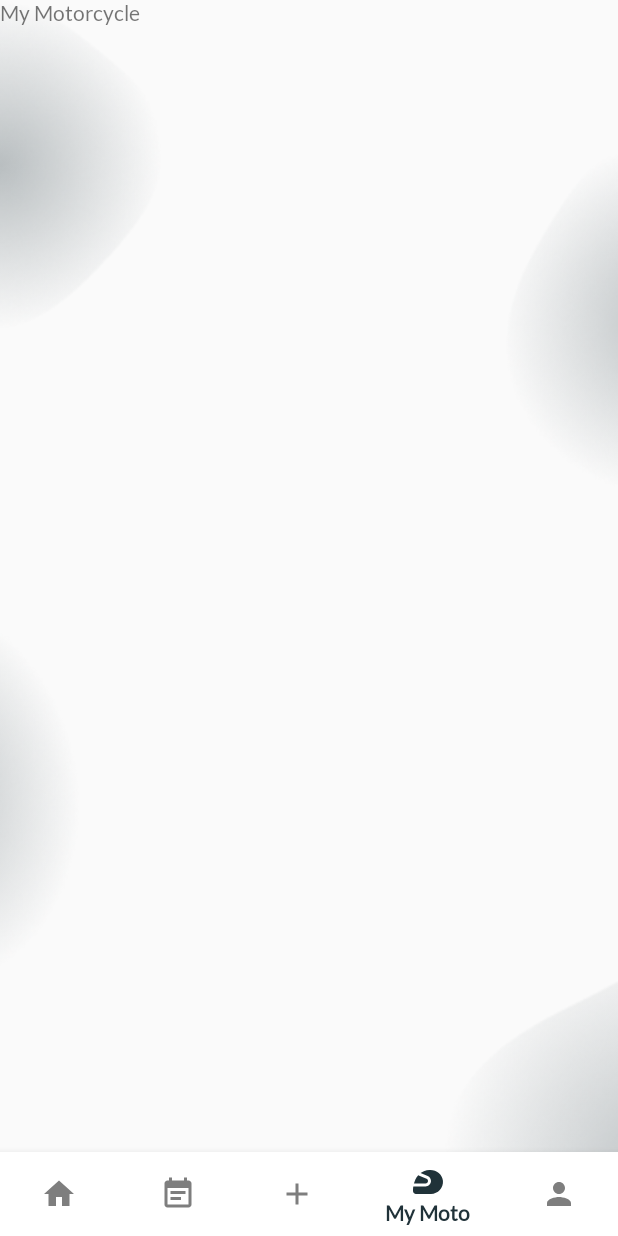
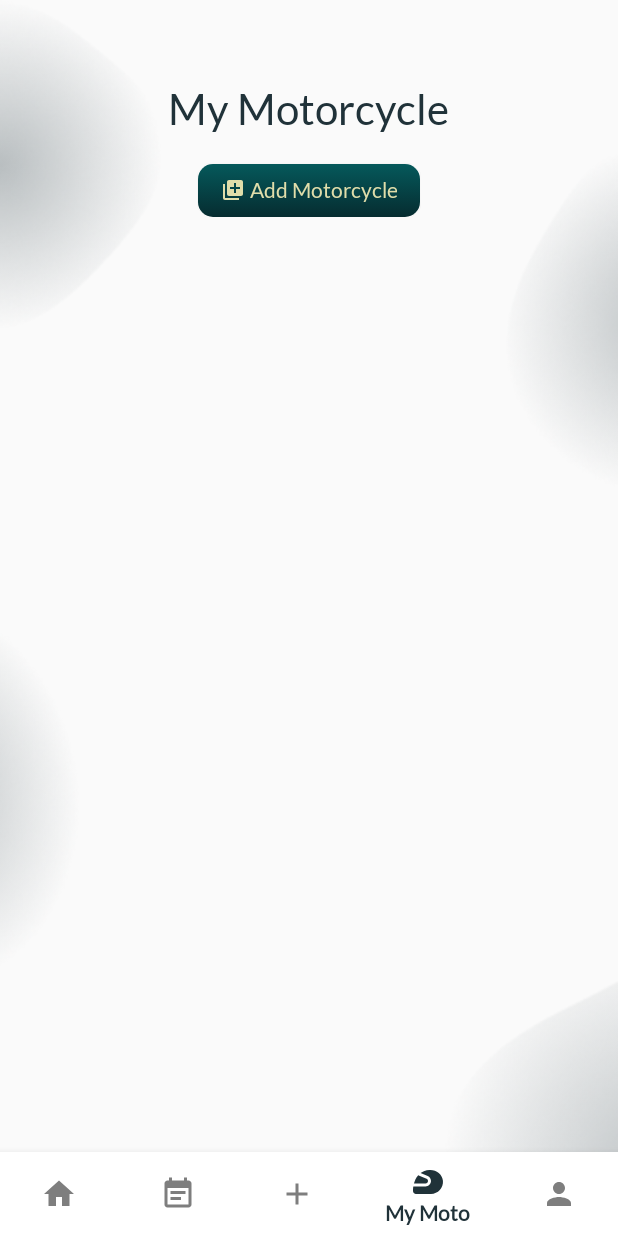
Before and after one commit to leonardo-lim/fixcycle, an Android app: the screen it shows after launch (MainActivity), item 4 of the bottom bar chosen, on a phone screen of 412 x 824 dp. Run offline under Robolectric (Android 15) with nearby library versions, the phone set to English and light mode, and no system bars.

Commit message:
Add my motorcycle fragment

```diff
--- a/app/src/main/res/layout/fragment_my_motorcycle.xml
+++ b/app/src/main/res/layout/fragment_my_motorcycle.xml
@@ -1,13 +1,76 @@
 <?xml version="1.0" encoding="utf-8"?>
 <FrameLayout xmlns:android="http://schemas.android.com/apk/res/android"
+    xmlns:app="http://schemas.android.com/apk/res-auto"
     xmlns:tools="http://schemas.android.com/tools"
     android:layout_width="match_parent"
     android:layout_height="match_parent"
     tools:context=".fragments.MyMotorcycleFragment">
 
-    <TextView
+    <ScrollView
         android:layout_width="match_parent"
-        android:layout_height="match_parent"
-        android:text="My Motorcycle" />
+        android:layout_height="match_parent">
+
+        <androidx.constraintlayout.widget.ConstraintLayout
+            android:layout_width="wrap_content"
+            android:layout_height="wrap_content"
+            android:layout_gravity="center_horizontal">
+
+
+            <androidx.constraintlayout.widget.ConstraintLayout
+                android:layout_width="wrap_content"
+                android:layout_height="wrap_content"
+                android:id="@+id/mymoto_text_constraint"
+                app:layout_constraintStart_toStartOf="parent"
+                app:layout_constraintBottom_toBottomOf="@id/mymoto_text_constraint"
+                app:layout_constraintEnd_toEndOf="parent">
+
+                <TextView
+                    android:id="@+id/mymoto_text"
+                    android:layout_width="wrap_content"
+                    android:layout_height="wrap_content"
+                    android:layout_marginVertical="25dp"
+                    android:text="My Motorcycle"
+                    android:textColor="@color/navy"
+                    android:textSize="28sp"
+                    app:layout_constraintTop_toBottomOf="@id/mymoto_text"
+                    app:layout_constraintBottom_toBottomOf="parent"
+                    app:layout_constraintEnd_toEndOf="parent"
+                    app:layout_constraintStart_toStartOf="parent" />
+
+                <Button
+                    android:id="@+id/add_motorcycle_btn"
+                    android:layout_width="wrap_content"
+                    android:layout_height="35dp"
+                    android:layout_marginVertical="20dp"
+                    android:paddingHorizontal="15dp"
+                    android:background="@drawable/blue_rounded_button"
+                    android:drawableStart="@drawable/beige_ic_baseline_library_add_16"
+                    android:text=" Add Motorcycle"
+                    android:textSize="14sp"
+                    android:textColor="@color/beige"
+                    android:textAllCaps="false"
+                    app:layout_constraintEnd_toEndOf="parent"
+                    app:layout_constraintStart_toStartOf="parent"
+                    app:layout_constraintTop_toBottomOf="@+id/mymoto_text" />
+            </androidx.constraintlayout.widget.ConstraintLayout>
+
+
+            <androidx.recyclerview.widget.RecyclerView
+                android:id="@+id/mymoto_recycle_view"
+                android:layout_width="match_parent"
+                android:layout_height="match_parent"
+                android:layout_marginVertical="20dp"
+                android:layout_marginHorizontal="10dp"
+                app:layout_constraintVertical_bias="0"
+                app:layout_constraintHeight_max="490dp"
+                android:background="@color/gray"
+                app:layout_constraintTop_toBottomOf="@+id/mymoto_text_constraint"
+                android:scrollbars="vertical"
+                />
+
+        </androidx.constraintlayout.widget.ConstraintLayout>
+
+
+    </ScrollView>
 
 </FrameLayout>
```
Also changed, not shown: app/src/main/java/com/leo/fixcycle/adapters/MotorcycleAdapter.java (added, +60 -0 lines), app/src/main/java/com/leo/fixcycle/models/Motorcycle.java (added, +81 -0 lines), app/src/main/res/layout/item_row_motorcycle.xml (added, +72 -0 lines).
